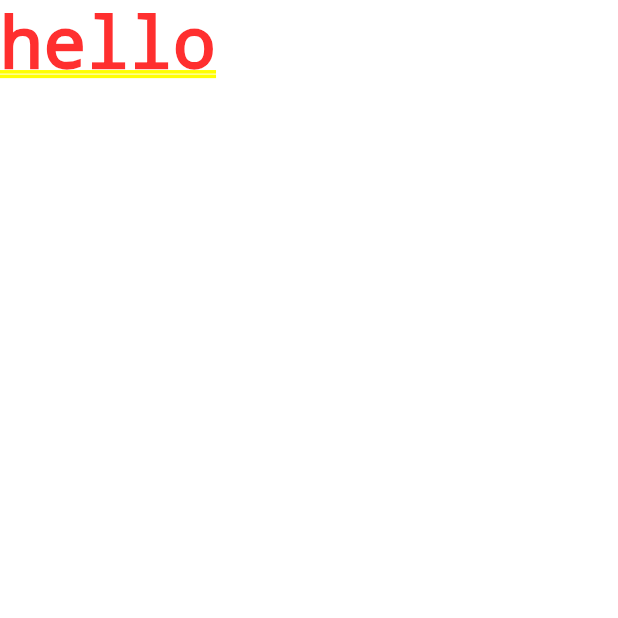
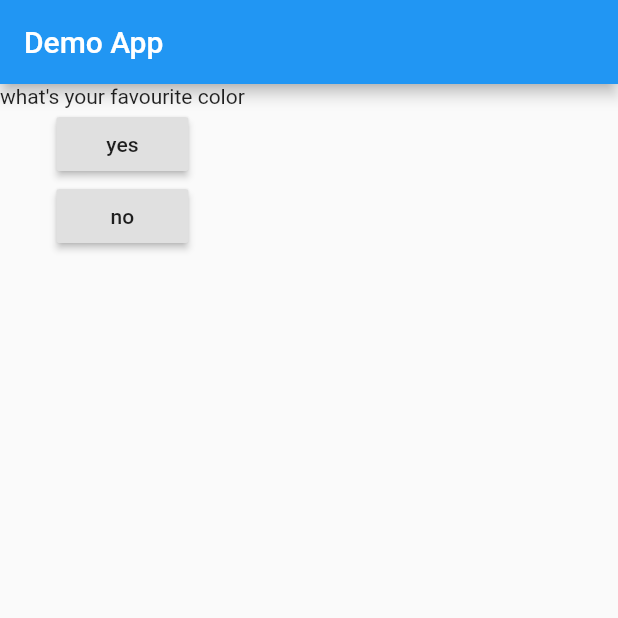
Before and after one commit to bhattabhi013/flutter-training, a Flutter app: the screen it shows after launch, on a phone screen of 412 x 824 dp, the top half of it. Run offline on Flutter 3.47's test engine with Material 2 defaults, Android fonts, the phone set to English and light mode, and no system bars.

Commit message:
introduction to widgets

```diff
--- a/lib/log.dart
+++ /dev/null
@@ -1 +0,0 @@
-hiesto
--- a/lib/main.dart
+++ b/lib/main.dart
@@ -2,17 +2,54 @@ import 'package:flutter/cupertino.dart';
 import 'package:flutter/material.dart';
 
 
-void main() {
-    runApp(
-      demoApp()
-    );
-}
+// void main() {
+//     runApp(
+//       demoApp()
+//     );
+// }
+
+void main() => runApp(demoApp());
 
 class demoApp extends StatelessWidget {
   @override
   Widget build(BuildContext context) {
     return MaterialApp(
-      home:  Text('hello'),
+      home: Scaffold (
+        appBar :  returHeader(),
+        body:  returnBody(),
+      ),
     );
   }
 }
+
+returHeader(){
+  return AppBar(
+    title:  Text(
+      'Demo App'
+    ),
+  );
+}
+
+returnBody(){
+    var questions = ["what's your favourite color"
+  ,"What's your favourite animal"];
+  return Column(children:  [
+    Text(questions.elementAt(0),
+    ),
+    RaisedButton(child: Text('yes'),
+    onPressed: printmsg
+    ),
+    RaisedButton(child: Text('no'),
+    onPressed: printmsg
+    ),
+    // ElevatedButton(onPressed: printmsg,
+    // child: Text('yep'),
+    // ),
+    // ),
+  ],
+  );
+}
+
+printmsg(){
+  print('buttonpressed');
+}
```
